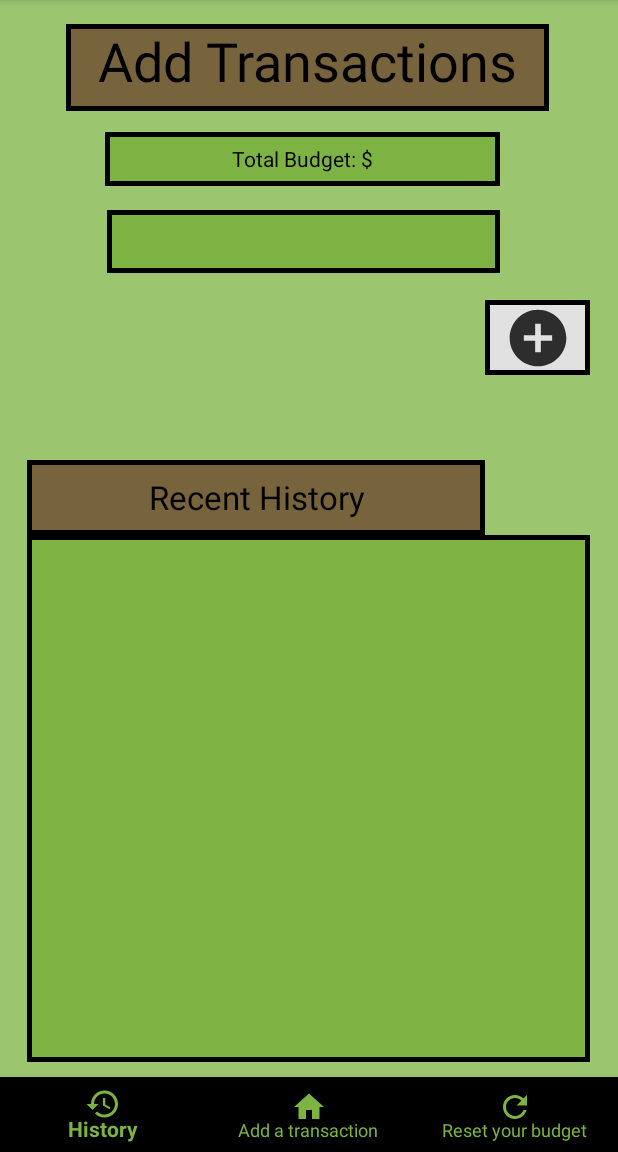
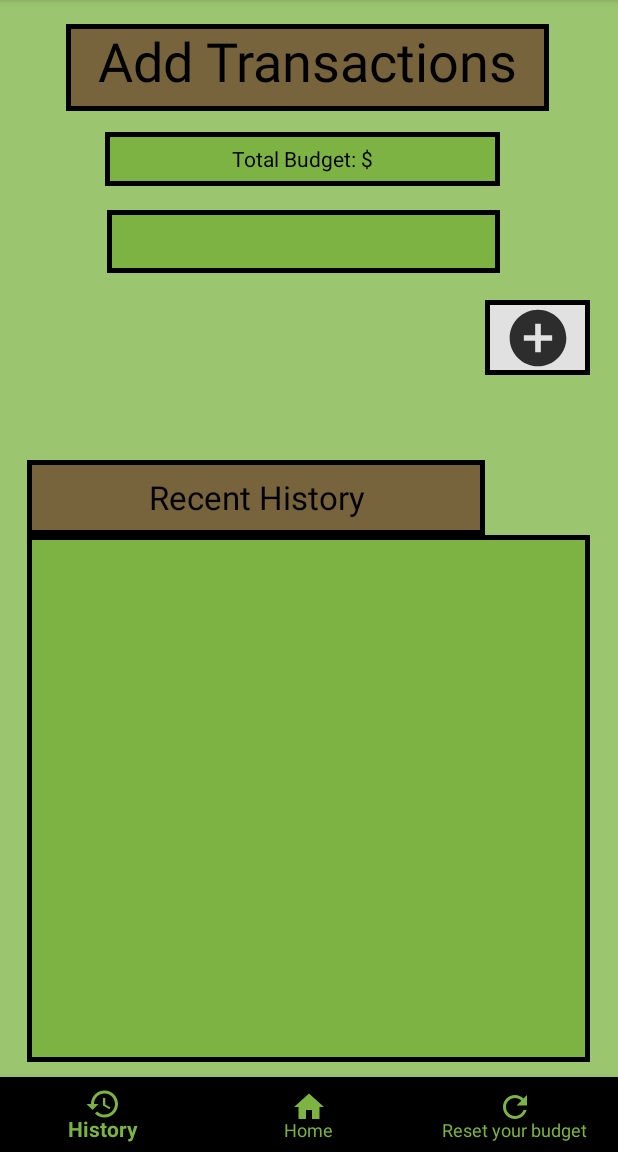
Before and after one commit to Elef1/cmsc436-final, an Android app: the screen it shows after launch (MainScreen), after a tap on "CONFIRM", on a phone screen of 412 x 824 dp, the part 84-1236 px from its top. Run offline under Robolectric (Android 15) with nearby library versions, the light colour scheme and no system bars.

Commit message:
Navbar improvements

```diff
--- a/ExpenseTracker/app/src/main/res/layout/activity_history.xml
+++ b/ExpenseTracker/app/src/main/res/layout/activity_history.xml
@@ -23,5 +23,8 @@
         android:layout_alignParentBottom="true"
         android:visibility="visible"
         app:itemBackground="@color/colorBlack"
-        app:menu="@menu/menu_settings" />
+        app:itemIconTint="#7CB342"
+        app:itemRippleColor="@color/colorGreen"
+        app:itemTextColor="#7CB342"
+        app:menu="@menu/navbarmenu" />
 </RelativeLayout>
--- a/ExpenseTracker/app/src/main/res/layout/activity_main_screen.xml
+++ b/ExpenseTracker/app/src/main/res/layout/activity_main_screen.xml
@@ -104,7 +104,7 @@
         app:itemTextColor="#7CB342"
         app:layout_constraintBottom_toBottomOf="parent"
         app:layout_constraintStart_toEndOf="@+id/listView"
-        app:menu="@menu/menu_settings" />
+        app:menu="@menu/navbarmenu" />
 
 
 </androidx.constraintlayout.widget.ConstraintLayout>
--- /dev/null
+++ b/ExpenseTracker/app/src/main/res/menu/navbarmenu.xml
@@ -0,0 +1,19 @@
+<?xml version="1.0" encoding="utf-8"?>
+<menu xmlns:android="http://schemas.android.com/apk/res/android">
+
+    <item android:id="@+id/history"
+        android:icon="@drawable/history_pic"
+        android:enabled="true"
+        android:title="History" />
+
+    <item android:id="@+id/add"
+        android:enabled="true"
+        android:icon="@drawable/homeicon"
+        android:title="Home" />
+
+    <item android:id="@+id/reset"
+        android:enabled="true"
+        android:icon="@drawable/reset_budget_pic"
+        android:title="Reset your budget" />
+
+</menu>
```
Also changed, not shown: ExpenseTracker/app/src/main/java/com/example/expensetracker/History.kt (+12 -2 lines).
